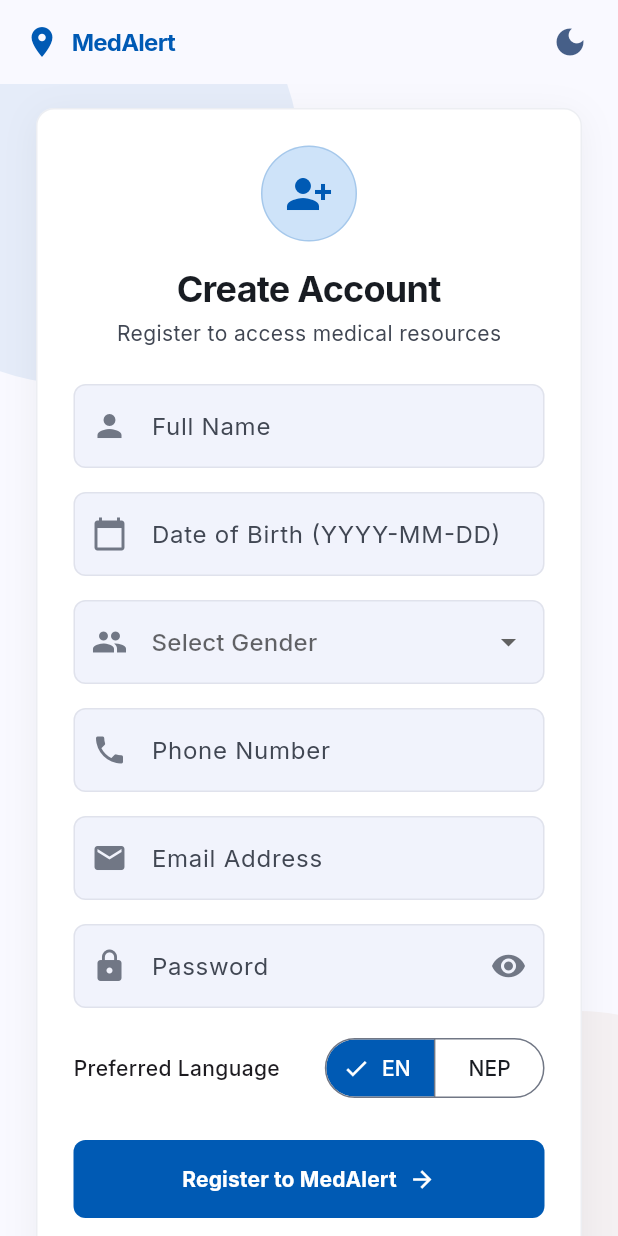
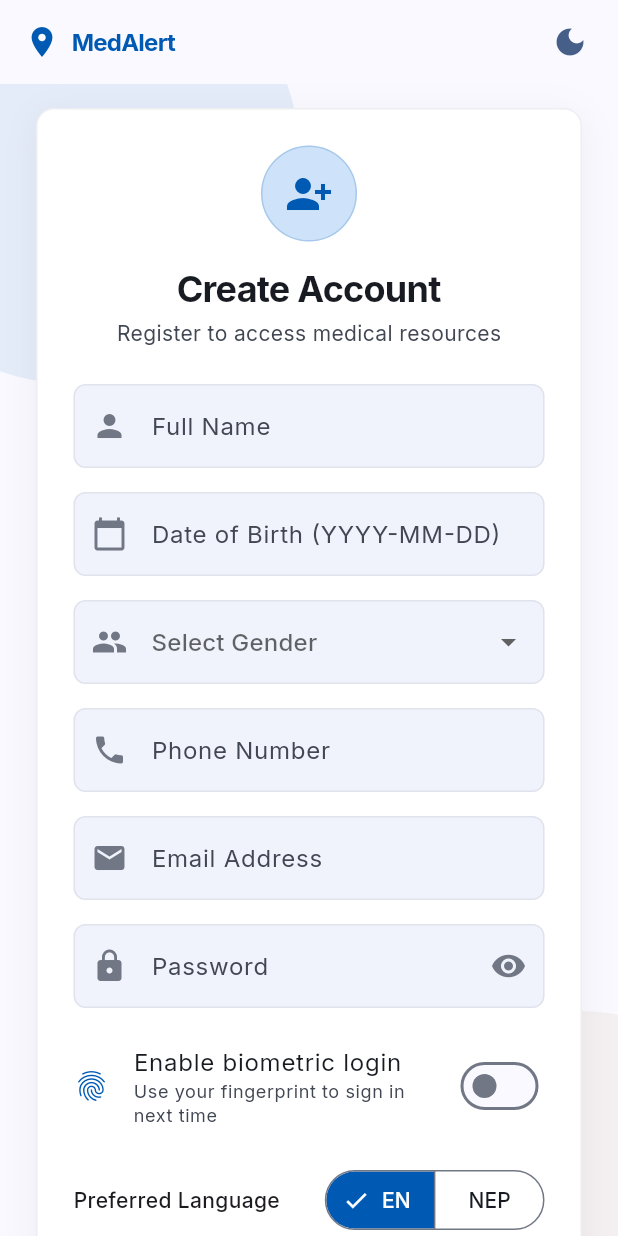
Before and after one commit to AlishxAdhikari/Medicine-Availability-Emergency-Finder, a Flutter app: the CreateAccountScreen screen opened by its route, on a phone screen of 412 x 824 dp. Run offline on Flutter 3.47's test engine with Material 3 defaults, Android fonts, the phone set to English and light mode, and no system bars; our stand-ins replace cross_file, flutter_secure_storage, google_fonts, local_auth, qr_flutter, share_plus; accounts and stored records are empty.

Commit message:
Add biometric (fingerprint) login: enrollment toggle on signup, biometric login button wired to local_auth + JWT refresh token

```diff
--- a/lib/screens/create_account_screen.dart
+++ b/lib/screens/create_account_screen.dart
@@ -2,6 +2,7 @@ import 'package:flutter/material.dart';
 import 'package:flutter/widgets.dart';
 import '../services/api_client.dart';
 import '../services/auth_service.dart';
+import '../services/biometric_service.dart';
 import '../state.dart';
 
 class CreateAccountScreen extends StatefulWidget {
@@ -21,6 +22,7 @@ class _CreateAccountScreenState extends State<CreateAccountScreen> {
   String? _selectedGender;
   bool _obscurePassword = true;
   bool _isLoading = false;
+  bool _enableBiometricLogin = false; // the toggle's value
 
   @override
   void dispose() {
@@ -54,6 +56,18 @@ class _CreateAccountScreenState extends State<CreateAccountScreen> {
         fullName: fullName,
       );
       await AuthService.instance.login(username: username, password: password);
+
+      // Must come after login() so a refresh token is already saved --
+      // biometric login works by unlocking that stored token, not by
+      // storing any fingerprint data anywhere.
+      if (_enableBiometricLogin) {
+        final enrolled = await BiometricService.instance.enroll();
+        if (!enrolled && mounted) {
+          ScaffoldMessenger.of(context).showSnackBar(
+            const SnackBar(content: Text('Account created, but biometric enrollment failed. You can try again from the login screen.')),
+          );
+        }
+      }
 
       if (!mounted) return;
 
@@ -358,6 +372,25 @@ class _CreateAccountScreenState extends State<CreateAccountScreen> {
                           ),
                           const SizedBox(height: 16),
 
+                          // Fingerprint enrollment toggle
+                          SwitchListTile(
+                            contentPadding: EdgeInsets.zero,
+                            value: _enableBiometricLogin,
+                            onChanged: (value) => setState(() => _enableBiometricLogin = value),
+                            secondary: Icon(
+                              Icons.fingerprint,
+                              color: isDark ? const Color(0xFFAAC7FF) : theme.colorScheme.primary,
+                            ),
+                            title: const Text('Enable biometric login'),
+                            subtitle: Text(
+                              'Use your fingerprint to sign in next time',
+                              style: theme.textTheme.bodySmall?.copyWith(
+                                color: theme.colorScheme.onSurfaceVariant,
+                              ),
+                            ),
+                          ),
+                          const SizedBox(height: 16),
+
                           // Language Selector Toggle
                           ValueListenableBuilder<String>(
                             valueListenable: AppStateManager.instance.languageNotifier,
--- a/lib/services/api_client.dart
+++ b/lib/services/api_client.dart
@@ -125,6 +125,9 @@ class ApiClient {
     }
     return null;
   }
+  /// Public wrapper so BiometricService can trigger a silent token refresh
+  /// after the OS fingerprint/Face ID check passes.
+  Future<bool> refreshAccessToken() => _tryRefresh();
 
   Future<bool> _tryRefresh() async {
     final refresh = await refreshToken;
--- a/pubspec.yaml
+++ b/pubspec.yaml
@@ -37,6 +37,7 @@ dependencies:
   google_fonts: ^8.1.0
   http: ^1.2.2
   flutter_secure_storage: ^9.2.2
+  local_auth: ^2.3.0
   qr_flutter: ^4.1.0
   share_plus: ^10.1.2
   cross_file: ^0.3.4+2
```
Also changed, not shown: lib/screens/login_screen.dart (+35 -9 lines), lib/services/biometric_service.dart (added, +105 -0 lines), pubspec.lock, 7 other files.
